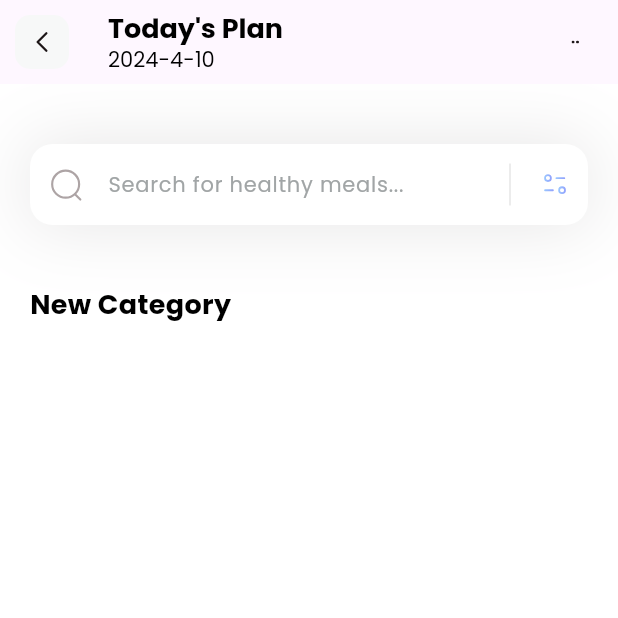
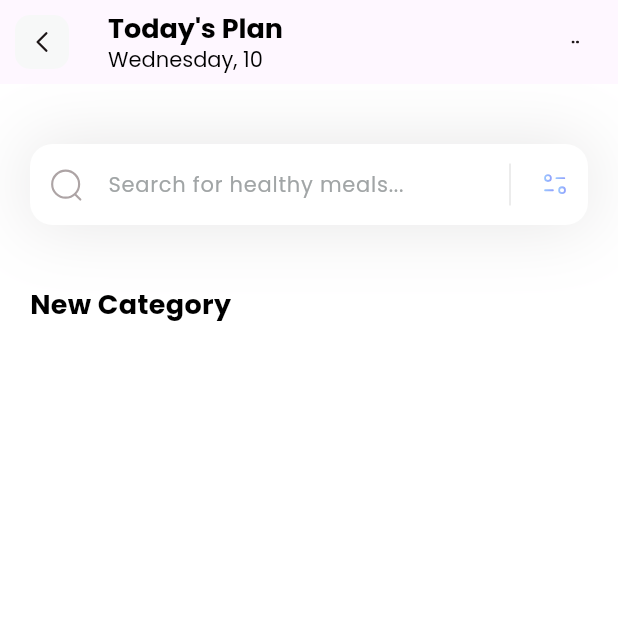
Before and after one commit to Vishvak12/myfitness_app, a Flutter app: the screen it shows after launch, on a phone screen of 412 x 824 dp, the top half of it. Run offline on Flutter 3.47's test engine with Material 3 defaults, Android fonts, the phone set to English and light mode, and no system bars; drawn by our look-alikes of persistent_bottom_nav_bar; our stand-ins replace flutter_svg; missing offline and left inert: pie_menu.

Commit message:
modified:   lib/pages/dashboard.dart

```diff
--- a/lib/pages/dashboard.dart
+++ b/lib/pages/dashboard.dart
@@ -183,8 +183,33 @@ class _HomePageState extends State<HomePage> {
   }
 
 String _getFormattedDate() {
-  // Get the current date and format it as desired
+  // Get the current date
   DateTime now = DateTime.now();
-  String formattedDate = "${now.year}-${now.month}-${now.day}";
+
+  // Format the date
+  String formattedDate = "${_getDayName(now.weekday)}, ${now.day}";
+
   return formattedDate;
+}
+
+String _getDayName(int day) {
+  // Get the day name based on the day of the week
+  switch (day) {
+    case 1:
+      return 'Monday';
+    case 2:
+      return 'Tuesday';
+    case 3:
+      return 'Wednesday';
+    case 4:
+      return 'Thursday';
+    case 5:
+      return 'Friday';
+    case 6:
+      return 'Saturday';
+    case 7:
+      return 'Sunday';
+    default:
+      return '';
+  }
 }}
```
